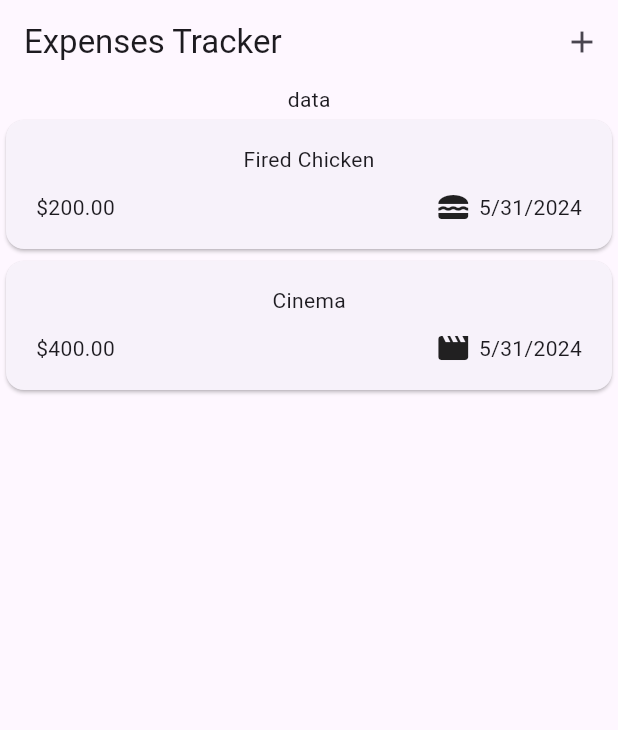
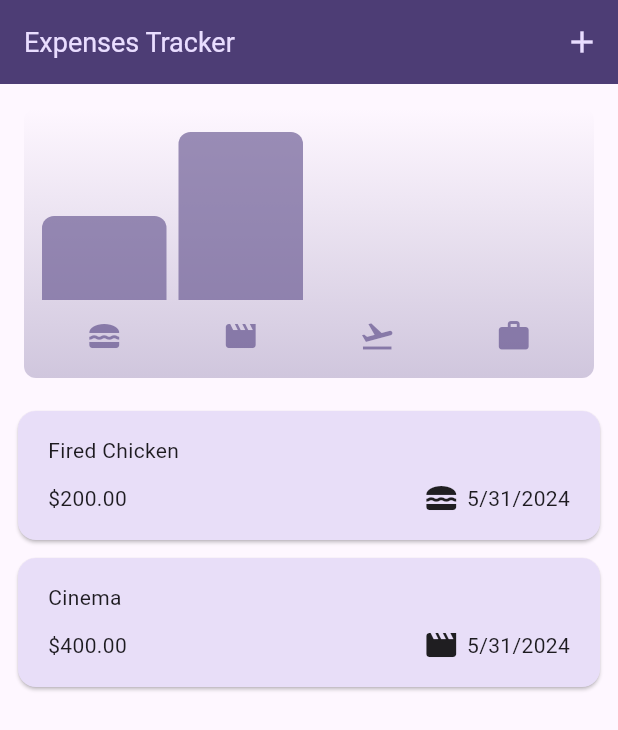
Before and after one commit to Saifur43/Flutter_Test, a Flutter app: the screen it shows after launch, on a phone screen of 412 x 824 dp. Shown: the top 730 px of the screen. Run offline on Flutter 3.47's test engine with Material 3 defaults, Android fonts, the phone set to English and light mode, and no system bars; our stand-ins replace cloud_firestore, firebase_auth, firebase_core, flutter_spinkit, google_fonts; accounts and stored records are empty; generated files the repository leaves out were written again.

Commit message:
expense tracker chart

```diff
--- a/expense_tracker/lib/models/expense.dart
+++ b/expense_tracker/lib/models/expense.dart
@@ -34,3 +34,30 @@ class Expense{
     return formatter.format(date);
   }
 }
+
+
+class ExpenseBucket{
+
+  ExpenseBucket({
+    required this.category,
+    required this.expenses
+  });
+
+  ExpenseBucket.forCategory(List<Expense> allExpenses, this.category)
+    : expenses = allExpenses
+      .where((expense) => expense.category == category)
+      .toList();
+
+  final Category category;
+  final List<Expense> expenses;
+
+  double get totalExpenses{
+    double sum = 0;
+
+    for(final expense in expenses){
+      sum = sum + expense.amount;
+    }
+
+    return sum;
+  }
+}
--- /dev/null
+++ b/expense_tracker/lib/widgets/chart/chart.dart
@@ -0,0 +1,95 @@
+import 'package:flutter/material.dart';
+
+import 'package:expense_tracker/widgets/chart/chart_bar.dart';
+import 'package:expense_tracker/models/expense.dart';
+
+class Chart extends StatelessWidget {
+  const Chart({super.key, required this.expenses});
+
+  final List<Expense> expenses;
+
+  List<ExpenseBucket> get buckets {
+    return [
+      ExpenseBucket.forCategory(expenses, Category.food),
+      ExpenseBucket.forCategory(expenses, Category.leisure),
+      ExpenseBucket.forCategory(expenses, Category.travel),
+      ExpenseBucket.forCategory(expenses, Category.work),
+    ];
+  }
+
+  double get maxTotalExpense {
+    double maxTotalExpense = 0;
+
+    for (final bucket in buckets) {
+      if (bucket.totalExpenses > maxTotalExpense) {
+        maxTotalExpense = bucket.totalExpenses;
+      }
+    }
+
+    return maxTotalExpense;
+  }
+
+  @override
+  Widget build(BuildContext context) {
+    final isDarkMode =
+        MediaQuery.of(context).platformBrightness == Brightness.dark;
+    return Container(
+      margin: const EdgeInsets.all(16),
+      padding: const EdgeInsets.symmetric(
+        vertical: 16,
+        horizontal: 8,
+      ),
+      width: double.infinity,
+      height: 180,
+      decoration: BoxDecoration(
+        borderRadius: BorderRadius.circular(8),
+        gradient: LinearGradient(
+          colors: [
+            Theme.of(context).colorScheme.primary.withOpacity(0.3),
+            Theme.of(context).colorScheme.primary.withOpacity(0.0)
+          ],
+          begin: Alignment.bottomCenter,
+          end: Alignment.topCenter,
+        ),
+      ),
+      child: Column(
+        children: [
+          Expanded(
+            child: Row(
+              crossAxisAlignment: CrossAxisAlignment.end,
+              children: [
+                for (final bucket in buckets) // alternative to map()
+                  ChartBar(
+                    fill: bucket.totalExpenses == 0
+                        ? 0
+                        : bucket.totalExpenses / maxTotalExpense,
+                  )
+              ],
+            ),
+          ),
+          const SizedBox(height: 12),
+          Row(
+            children: buckets
+                .map(
+                  (bucket) => Expanded(
+                    child: Padding(
+                      padding: const EdgeInsets.symmetric(horizontal: 4),
+                      child: Icon(
+                        categoryIcons[bucket.category],
+                        color: isDarkMode
+                            ? Theme.of(context).colorScheme.secondary
+                            : Theme.of(context)
+                                .colorScheme
+                                .primary
+                                .withOpacity(0.7),
+                      ),
+                    ),
+                  ),
+                )
+                .toList(),
+          )
+        ],
+      ),
+    );
+  }
+}
--- /dev/null
+++ b/expense_tracker/lib/widgets/chart/chart_bar.dart
@@ -0,0 +1,34 @@
+import 'package:flutter/material.dart';
+
+class ChartBar extends StatelessWidget {
+  const ChartBar({
+    super.key,
+    required this.fill,
+  });
+
+  final double fill;
+
+  @override
+  Widget build(BuildContext context) {
+    final isDarkMode =
+        MediaQuery.of(context).platformBrightness == Brightness.dark;
+    return Expanded(
+      child: Padding(
+        padding: const EdgeInsets.symmetric(horizontal: 4),
+        child: FractionallySizedBox(
+          heightFactor: fill,
+          child: DecoratedBox(
+            decoration: BoxDecoration(
+              shape: BoxShape.rectangle,
+              borderRadius:
+                  const BorderRadius.vertical(top: Radius.circular(8)),
+              color: isDarkMode
+                  ? Theme.of(context).colorScheme.secondary
+                  : Theme.of(context).colorScheme.primary.withOpacity(0.65),
+            ),
+          ),
+        ),
+      ),
+    );
+  }
+}
--- a/expense_tracker/lib/widgets/expenses.dart
+++ b/expense_tracker/lib/widgets/expenses.dart
@@ -2,6 +2,7 @@ import 'package:flutter/material.dart';
 import 'package:expense_tracker/models/expense.dart';
 import 'package:expense_tracker/widgets/expenses_list/expenses_list.dart';
 import 'package:expense_tracker/widgets/new_expense.dart';
+import 'package:expense_tracker/widgets/chart/chart.dart';
 
 class Expenses extends StatefulWidget {
   const Expenses({super.key});
@@ -11,7 +12,6 @@ class Expenses extends StatefulWidget {
 }
 
 class _ExpensesState extends State<Expenses> {
-
   final List<Expense> _resiteredExpenses = [
     Expense(
       title: 'Fired Chicken',
@@ -27,15 +27,53 @@ class _ExpensesState extends State<Expenses> {
     ),
   ];
 
-  void _openAddExpenseOverlay(){
+  void _openAddExpenseOverlay() {
     showModalBottomSheet(
+      isScrollControlled: true,
       context: context,
-      builder: (ctx) => const NewExpense(),
+      builder: (ctx) => NewExpense(onAddExpense: _addExpenses),
+    );
+  }
+
+  void _addExpenses(Expense expense) {
+    setState(() {
+      _resiteredExpenses.add(expense);
+    });
+  }
+
+  void _removeExpenses(Expense expense) {
+    final expenseIndex = _resiteredExpenses.indexOf(expense);
+    setState(() {
+      _resiteredExpenses.remove(expense);
+    });
+    ScaffoldMessenger.of(context).clearSnackBars();
+    ScaffoldMessenger.of(context).showSnackBar(
+      SnackBar(
+        duration: const Duration(seconds: 3),
+        content: const Text('Expense Deleted!'),
+        action: SnackBarAction(
+            label: 'Undo',
+            onPressed: () {
+              setState(() {
+                _resiteredExpenses.insert(expenseIndex, expense);
+              });
+            }),
+      ),
     );
   }
 
   @override
   Widget build(BuildContext context) {
+    Widget mainContent = const Center(
+      child: Text('No Expenses Found. Start Adding Some!'),
+    );
+    if (_resiteredExpenses.isNotEmpty) {
+      mainContent = ExpensesList(
+        expense: _resiteredExpenses,
+        onRemoveExpense: _removeExpenses,
+      );
+    }
+
     return Scaffold(
       appBar: AppBar(
         title: const Text('Expenses Tracker'),
@@ -43,14 +81,14 @@ class _ExpensesState extends State<Expenses> {
           IconButton(
             onPressed: _openAddExpenseOverlay,
             icon: const Icon(Icons.add),
-            ),
+          ),
         ],
-        ),
+      ),
       body: Column(
         children: [
-          const Text('data'),
+          Chart(expenses: _resiteredExpenses),
           Expanded(
-            child: ExpensesList(expense:_resiteredExpenses)
+            child: mainContent,
           ),
         ],
       ),
--- a/expense_tracker/lib/widgets/expenses_list/expense_item.dart
+++ b/expense_tracker/lib/widgets/expenses_list/expense_item.dart
@@ -15,6 +15,7 @@ class ExpenseItem extends StatelessWidget {
           vertical: 16,
         ),
         child: Column(
+          crossAxisAlignment: CrossAxisAlignment.start,
           children: [
             Text(expense.title),
             const SizedBox(height: 10),
--- a/expense_tracker/lib/widgets/expenses_list/expenses_list.dart
+++ b/expense_tracker/lib/widgets/expenses_list/expenses_list.dart
@@ -2,17 +2,27 @@ import 'package:flutter/material.dart';
 import 'package:expense_tracker/models/expense.dart';
 import 'package:expense_tracker/widgets/expenses_list/expense_item.dart';
 
-
 class ExpensesList extends StatelessWidget {
-  const ExpensesList({super.key, required this.expense});
+  const ExpensesList({
+    super.key,
+    required this.expense,
+    required this.onRemoveExpense
+  });
 
   final List<Expense> expense;
+  final void Function(Expense expense) onRemoveExpense;
 
   @override
   Widget build(BuildContext context) {
     return ListView.builder(
-      itemCount:expense.length,
-      itemBuilder: (ctx, index) => ExpenseItem(expense: expense[index]),
-      );
+      itemCount: expense.length,
+      itemBuilder: (ctx, index) => Dismissible(
+        key: ValueKey(expense[index]),
+        onDismissed: (direction) {
+          onRemoveExpense(expense[index]);
+        },
+        child: ExpenseItem(expense: expense[index]),
+      ),
+    );
   }
 }
```
Also changed, not shown: expense_tracker/lib/main.dart (+48 -2 lines), expense_tracker/lib/widgets/new_expense.dart (+34 -9 lines).
